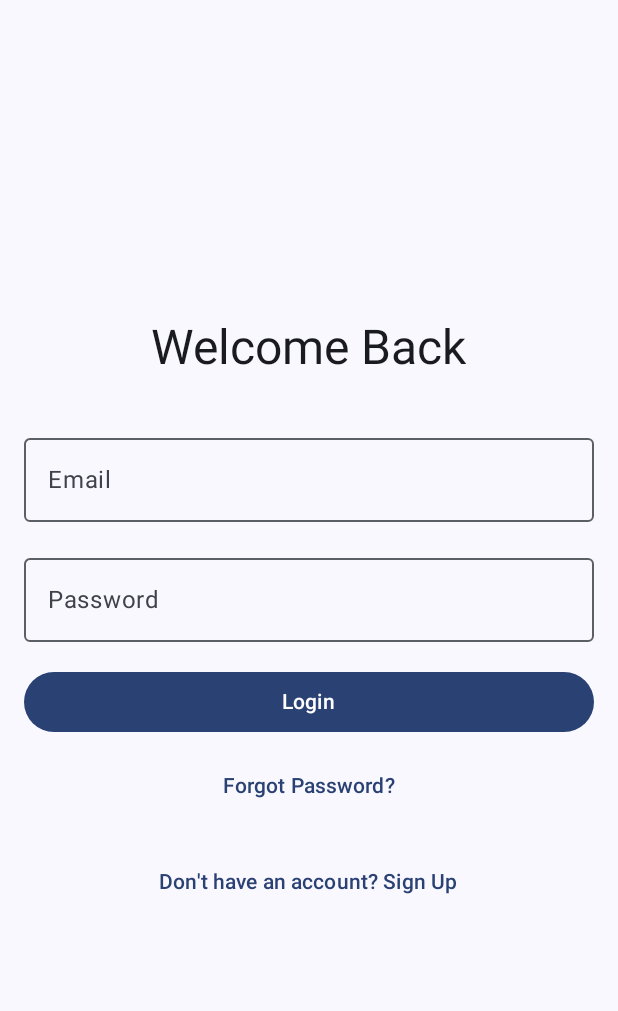
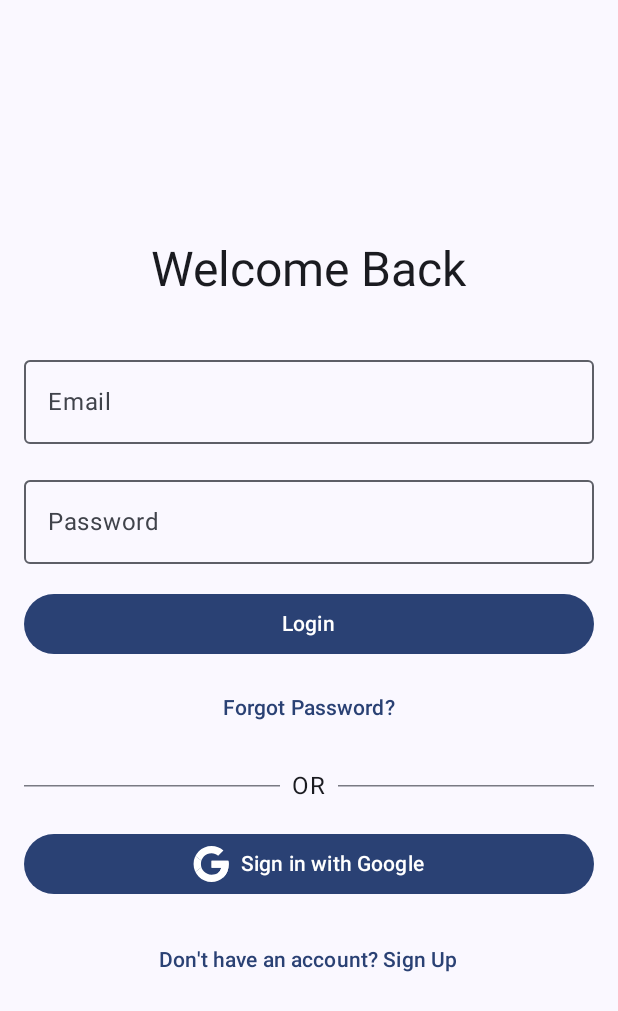
Before and after one commit to s3527013/PayClock, an Android app built with Jetpack Compose: the screen it shows after launch (MainActivity), on a phone screen of 412 x 824 dp. Shown: the top 1011 px of the screen. Run offline under Robolectric (Android 15) with nearby library versions, the phone set to English and light mode, and no system bars; our stand-ins replace Firebase (no records; nobody signed in at launch, a user with empty details on screens opened directly).

Commit message:
feat: Add Google Sign-In to Login Screen
This commit introduces Google Sign-In functionality to the `LoginScreen`, offering users an alternative to email and password authentication.

**Key Changes:**

*   **Google Sign-In Button**:
    *   A "Sign in with Google" button has been added to the `LoginScreen` UI, complete with the Google logo.
    *   The UI now includes a visual separator ("OR") between the traditional email/password login and the new Google Sign-In option.

*   **Credential Manager Integration**:
    *   The implementation uses Android's `CredentialManager` API to handle the Google Sign-In flow.
    *   When the button is clicked, it requests a Google ID token using `GetGoogleIdOption`.

*   **ViewModel and Authentication Logic**:
    *   `LoginViewModel` has been refactored to handle the `Credential` object returned by the `CredentialManager`.
    *   A new function, `signInWithGoogleCredential`, has been added to process the Google ID token and use it to authenticate with Firebase Auth.
    *   The existing `AuthRepository` has been removed in favor of direct Firebase Auth calls within the ViewModel, simplifying the logic for both email and Google authentication.

*   **Dependencies and Assets**:
    *   Added Gradle dependencies for `androidx.credentials`, `androidx.credentials.play.services.auth`, and `com.google.android.libraries.identity.googleid`.
    *   Included a new vector drawable (`ic_google_logo.xml`) for the sign-in button.
    *   Updated various other dependencies to newer versions.

```diff
--- a/app/build.gradle.kts
+++ b/app/build.gradle.kts
@@ -55,6 +55,9 @@ dependencies {
     implementation(libs.androidx.navigation.compose)
     implementation(libs.kotlinx.serialization.json)
     implementation(libs.firebase.storage)
+    implementation(libs.androidx.credentials)
+    implementation(libs.androidx.credentials.play.services.auth)
+    implementation(libs.googleid)
     coreLibraryDesugaring(libs.desugar.jdk.libs)
 
     testImplementation(libs.junit)
@@ -73,7 +76,6 @@ dependencies {
 
     // Add the dependency for the Firebase SDK for Google Analytics
     implementation(libs.firebase.analytics)
-
     implementation(libs.firebase.auth)
     implementation(libs.firebase.firestore)
 }
--- a/app/src/main/java/uk/ac/tees/mad/payclock/features/auth/LoginScreen.kt
+++ b/app/src/main/java/uk/ac/tees/mad/payclock/features/auth/LoginScreen.kt
@@ -3,23 +3,48 @@ package uk.ac.tees.mad.payclock.features.auth
 import android.widget.Toast
 import androidx.compose.foundation.layout.Arrangement
 import androidx.compose.foundation.layout.Column
+import androidx.compose.foundation.layout.Row
 import androidx.compose.foundation.layout.Spacer
 import androidx.compose.foundation.layout.fillMaxSize
 import androidx.compose.foundation.layout.fillMaxWidth
 import androidx.compose.foundation.layout.height
 import androidx.compose.foundation.layout.padding
-import androidx.compose.material3.*
-import androidx.compose.runtime.*
+import androidx.compose.foundation.layout.size
+import androidx.compose.material3.Button
+import androidx.compose.material3.ButtonDefaults
+import androidx.compose.material3.CircularProgressIndicator
+import androidx.compose.material3.HorizontalDivider
+import androidx.compose.material3.Icon
+import androidx.compose.material3.MaterialTheme
+import androidx.compose.material3.OutlinedTextField
+import androidx.compose.material3.Text
+import androidx.compose.material3.TextButton
+import androidx.compose.runtime.Composable
+import androidx.compose.runtime.LaunchedEffect
+import androidx.compose.runtime.collectAsState
+import androidx.compose.runtime.getValue
+import androidx.compose.runtime.mutableStateOf
+import androidx.compose.runtime.remember
+import androidx.compose.runtime.rememberCoroutineScope
+import androidx.compose.runtime.setValue
 import androidx.compose.ui.Alignment
 import androidx.compose.ui.Modifier
 import androidx.compose.ui.platform.LocalContext
+import androidx.compose.ui.res.painterResource
 import androidx.compose.ui.text.input.PasswordVisualTransformation
 import androidx.compose.ui.tooling.preview.Preview
 import androidx.compose.ui.unit.dp
+import androidx.credentials.CredentialManager
+import androidx.credentials.GetCredentialRequest
+import androidx.credentials.exceptions.GetCredentialException
 import androidx.lifecycle.viewmodel.compose.viewModel
 import androidx.navigation.NavHostController
 import androidx.navigation.compose.rememberNavController
+import com.google.android.libraries.identity.googleid.GetGoogleIdOption
+import kotlinx.coroutines.launch
+import uk.ac.tees.mad.payclock.R
 import uk.ac.tees.mad.payclock.ui.theme.PayClockTheme
+import java.util.UUID
 
 @Composable
 fun LoginScreen(navController: NavHostController, loginViewModel: LoginViewModel = viewModel()) {
@@ -27,6 +52,7 @@ fun LoginScreen(navController: NavHostController, loginViewModel: LoginViewModel
     var password by remember { mutableStateOf("") }
     val loginState by loginViewModel.loginState.collectAsState()
     val context = LocalContext.current
+    val coroutineScope = rememberCoroutineScope()
 
     LaunchedEffect(loginState) {
         when (val state = loginState) {
@@ -37,10 +63,12 @@ fun LoginScreen(navController: NavHostController, loginViewModel: LoginViewModel
                 }
                 loginViewModel.resetState() // Reset state after navigation
             }
+
             is LoginState.Error -> {
                 Toast.makeText(context, state.message, Toast.LENGTH_LONG).show()
                 loginViewModel.resetState() // Allow user to try again
             }
+
             else -> Unit // Handle Idle and Loading states if needed
         }
     }
@@ -80,7 +108,9 @@ fun LoginScreen(navController: NavHostController, loginViewModel: LoginViewModel
             enabled = loginState !is LoginState.Loading
         ) {
             if (loginState is LoginState.Loading) {
-                CircularProgressIndicator(modifier = Modifier.height(24.dp), color = MaterialTheme.colorScheme.onPrimary)
+                CircularProgressIndicator(
+                    modifier = Modifier.height(24.dp), color = MaterialTheme.colorScheme.onPrimary
+                )
             } else {
                 Text("Login")
             }
@@ -93,13 +123,61 @@ fun LoginScreen(navController: NavHostController, loginViewModel: LoginViewModel
         ) {
             Text("Forgot Password?")
         }
+
+        Row(
+            verticalAlignment = Alignment.CenterVertically,
+            modifier = Modifier.padding(vertical = 16.dp)
+        ) {
+            HorizontalDivider(modifier = Modifier.weight(1f))
+            Text("OR", modifier = Modifier.padding(horizontal = 8.dp))
+            HorizontalDivider(modifier = Modifier.weight(1f))
+        }
+
+        Button(
+            onClick = {
+                coroutineScope.launch {
+                    try {
+                        val credentialManager = CredentialManager.create(context)
+                        val nonce = UUID.randomUUID().toString()
+
+                        val googleIdOption: GetGoogleIdOption =
+                            GetGoogleIdOption.Builder().setFilterByAuthorizedAccounts(true)
+                                .setServerClientId(context.getString(R.string.default_web_client_id))
+                                .setAutoSelectEnabled(true).setNonce(nonce).build()
+
+                        val request: GetCredentialRequest =
+                            GetCredentialRequest.Builder().addCredentialOption(googleIdOption)
+                                .build()
+
+                        val result = credentialManager.getCredential(context, request)
+                        loginViewModel.signInWithGoogleCredential(result.credential)
+
+                    } catch (e: GetCredentialException) {
+                        Toast.makeText(
+                            context, "Google Sign-in failed: ${e.message}", Toast.LENGTH_LONG
+                        ).show()
+                    }
+                }
+            },
+            modifier = Modifier.fillMaxWidth(),
+            enabled = loginState !is LoginState.Loading,
+        ) {
+            Icon(
+                painter = painterResource(id = R.drawable.ic_google_logo),
+                contentDescription = "Google sign-in",
+                modifier = Modifier.size(24.dp)
+            )
+            Spacer(modifier = Modifier.size(ButtonDefaults.IconSpacing))
+            Text("Sign in with Google")
+        }
+
         Spacer(modifier = Modifier.height(16.dp))
 
         TextButton(
             onClick = { navController.navigate("signup") },
             enabled = loginState !is LoginState.Loading
         ) {
-            Text("Don\'t have an account? Sign Up")
+            Text("Don't have an account? Sign Up")
         }
     }
 }
--- /dev/null
+++ b/app/src/main/res/drawable/ic_google_logo.xml
@@ -0,0 +1,34 @@
+<vector xmlns:android="http://schemas.android.com/apk/res/android"
+    android:width="64dp"
+    android:height="64dp"
+    android:viewportWidth="32"
+    android:viewportHeight="32">
+  <group>
+    <clip-path
+        android:pathData="M31.409,13.091L16.5,13.091l0,6.182l8.582,0C24.282,23.2 20.936,25.455 16.5,25.455c-5.236,0 -9.455,-4.218 -9.455,-9.455s4.218,-9.455 9.455,-9.455c2.255,0 4.291,0.8 5.891,2.109l4.655,-4.655C24.209,1.527 20.573,-0 16.5,-0 7.627,-0 0.5,7.127 0.5,16s7.127,16 16,16c8,0 15.273,-5.818 15.273,-16 0,-0.945 -0.145,-1.964 -0.364,-2.909z"/>
+    <path
+        android:pathData="M-0.955,25.455L-0.955,6.545l12.364,9.455z"
+        android:fillColor="#fbbc05"/>
+  </group>
+  <group>
+    <clip-path
+        android:pathData="M31.409,13.091L16.5,13.091l0,6.182l8.582,0C24.282,23.2 20.936,25.455 16.5,25.455c-5.236,0 -9.455,-4.218 -9.455,-9.455s4.218,-9.455 9.455,-9.455c2.255,0 4.291,0.8 5.891,2.109l4.655,-4.655C24.209,1.527 20.573,-0 16.5,-0 7.627,-0 0.5,7.127 0.5,16s7.127,16 16,16c8,0 15.273,-5.818 15.273,-16 0,-0.945 -0.145,-1.964 -0.364,-2.909z"/>
+    <path
+        android:pathData="M-0.955,6.545l12.364,9.455 5.091,-4.436L33.955,8.727L33.955,-1.455L-0.955,-1.455z"
+        android:fillColor="#ea4335"/>
+  </group>
+  <group>
+    <clip-path
+        android:pathData="M31.409,13.091L16.5,13.091l0,6.182l8.582,0C24.282,23.2 20.936,25.455 16.5,25.455c-5.236,0 -9.455,-4.218 -9.455,-9.455s4.218,-9.455 9.455,-9.455c2.255,0 4.291,0.8 5.891,2.109l4.655,-4.655C24.209,1.527 20.573,-0 16.5,-0 7.627,-0 0.5,7.127 0.5,16s7.127,16 16,16c8,0 15.273,-5.818 15.273,-16 0,-0.945 -0.145,-1.964 -0.364,-2.909z"/>
+    <path
+        android:pathData="M-0.955,25.455l21.818,-16.727 5.745,0.727L33.955,-1.455l0,34.909L-0.955,33.455z"
+        android:fillColor="#34a853"/>
+  </group>
+  <group>
+    <clip-path
+        android:pathData="M31.409,13.091L16.5,13.091l0,6.182l8.582,0C24.282,23.2 20.936,25.455 16.5,25.455c-5.236,0 -9.455,-4.218 -9.455,-9.455s4.218,-9.455 9.455,-9.455c2.255,0 4.291,0.8 5.891,2.109l4.655,-4.655C24.209,1.527 20.573,-0 16.5,-0 7.627,-0 0.5,7.127 0.5,16s7.127,16 16,16c8,0 15.273,-5.818 15.273,-16 0,-0.945 -0.145,-1.964 -0.364,-2.909z"/>
+    <path
+        android:pathData="M33.955,33.455L11.409,16l-2.909,-2.182 25.455,-7.273z"
+        android:fillColor="#4285f4"/>
+  </group>
+</vector>
```
Also changed, not shown: app/src/main/java/uk/ac/tees/mad/payclock/features/auth/LoginViewModel.kt (+56 -7 lines), gradle/libs.versions.toml (+15 -17 lines), 1 other file.
